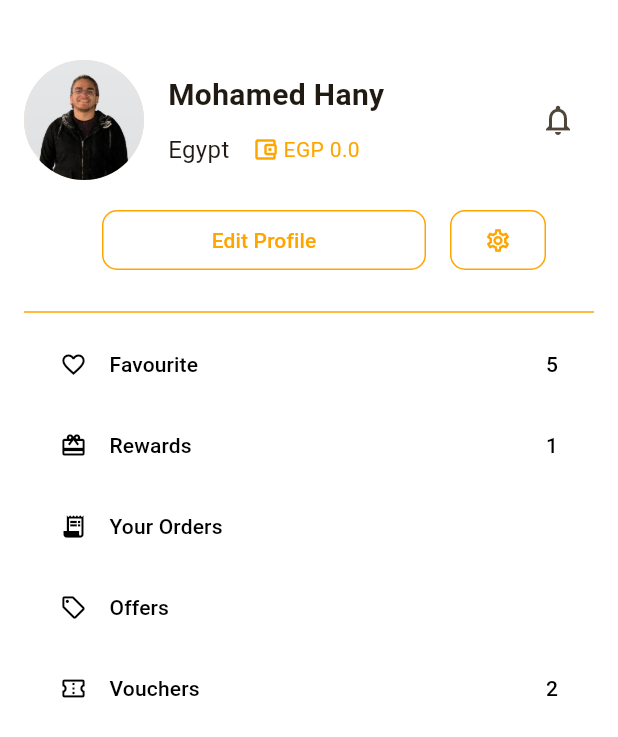
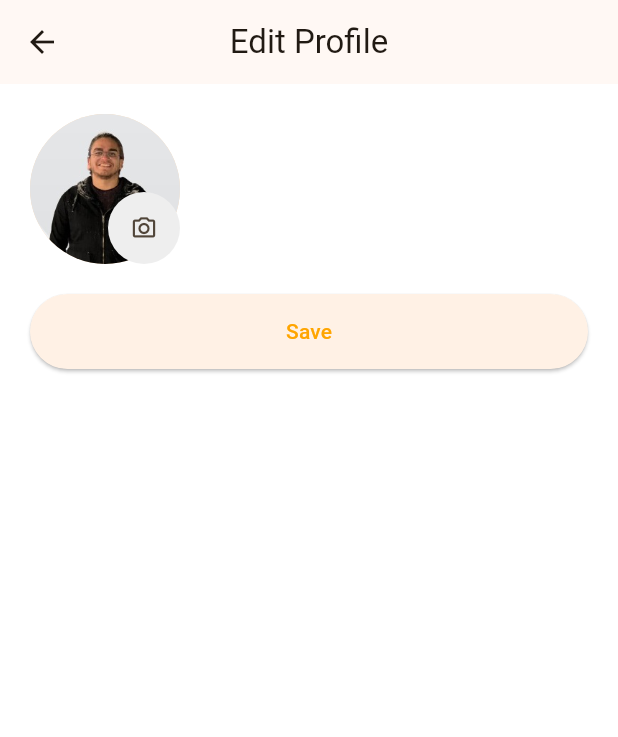
Before and after one commit to foodiesarmenu/foodies-app, a Flutter app: the ProfileScreen screen opened by its route, after a tap on "Edit Profile", on a phone screen of 412 x 824 dp. Shown: the top 737 px of the screen. Run offline on Flutter 3.47's test engine with Material 2 defaults, Android fonts, the phone set to English and light mode, and no system bars.

Commit message:
-settings screen -profile screen -CREATE THE EDIT PROFILE PAGE

```diff
--- a/lib/main.dart
+++ b/lib/main.dart
@@ -1,7 +1,8 @@
 import 'package:flutter/material.dart';
 import 'package:foodies_app/ui/home/home_screen.dart';
 import 'package:foodies_app/ui/profile/ProfileScreen.dart';
-import 'package:foodies_app/ui/settings/SettingsScreen.dart';
+import 'package:foodies_app/ui/profile/editProfile/EditProfileScreen.dart';
+import 'package:foodies_app/ui/profile/settings/SettingsScreen.dart';
 import 'package:foodies_app/ui/signing/login/login_screen.dart';
 import 'package:foodies_app/ui/signing/register/register_screen.dart';
 import 'package:foodies_app/ui/splash/splash_screen.dart';
@@ -27,7 +28,7 @@ class MyApp extends StatelessWidget {
         useMaterial3: true,
         scaffoldBackgroundColor: Color(0xFFFFFFFF),
       ),
-      initialRoute: ProfileScreen.routeName,
+      initialRoute: EditProfileScreen.routeName,
       routes: {
         SplashScreen.routeName: (_) => const SplashScreen(),
         RegisterScreen.routeName: (_) => const RegisterScreen(),
@@ -36,6 +37,7 @@ class MyApp extends StatelessWidget {
         HomeScreen.routeName: (_) => HomeScreen(),
         ProfileScreen.routeName: (_) => ProfileScreen(),
         SettingsScreen.routeName: (_) => SettingsScreen(),
+        EditProfileScreen.routeName: (_) => EditProfileScreen(),
       },
     );
   }
--- a/lib/ui/profile/ProfileScreen.dart
+++ b/lib/ui/profile/ProfileScreen.dart
@@ -1,6 +1,8 @@
 import 'package:flutter/material.dart';
 import 'package:foodies_app/ui/profile/ProfileButton.dart';
-import 'package:foodies_app/ui/settings/SettingsScreen.dart';
+import 'package:foodies_app/ui/profile/settings/SettingsScreen.dart';
+
+import 'editProfile/EditProfileScreen.dart';
 
 class ProfileScreen extends StatelessWidget {
   static const String routeName = 'profile';
@@ -72,12 +74,43 @@ class ProfileScreen extends StatelessWidget {
                       ),
                     ],
                   ),
-                  IconButton(
+                  /*IconButton(
                       icon: Icon(Icons.notifications_none),
                     onPressed: () {
                       Navigator.pushNamed(context, '/notification');
                     },
-                  ),
+                  ),*/
+                  Stack(
+                    children: [
+                      IconButton(
+                        icon: Icon(Icons.notifications_none),
+                        onPressed: () {
+                          Navigator.pushNamed(context, '/notification');
+                        },
+                      ),
+                      Positioned(
+                        bottom: 12, // Place the container at the bottom
+                        right: 12, // Adjust horizontal position from the right
+                        child: Container(
+                          alignment: Alignment.center,
+                          width: 13, // Adjusted width for smaller size
+                          height: 13, // Adjusted height for smaller size
+                          padding: const EdgeInsets.all(1.0), // Adjusted padding for smaller size
+                          decoration: BoxDecoration(
+                            color: Colors.red,
+                            shape: BoxShape.circle,
+                          ),
+                          child: Text(
+                            '0', // Set your actual additional text here
+                            style: const TextStyle(
+                              color: Colors.white,
+                              fontSize: 6, // Adjusted font size for smaller size
+                            ),
+                          ),
+                        ),
+                      ),
+                    ],
+                  )
                 ],
               ),
               //SizedBox(height: 0.0),
@@ -103,7 +136,10 @@ class ProfileScreen extends StatelessWidget {
                       ),
                       side: BorderSide(color: Theme.of(context).primaryColor),
                     ),
-                    onPressed: () => print('Edit Profile clicked'),
+
+                    onPressed: () {
+                      Navigator.pushNamed(context, EditProfileScreen.routeName);
+                    },
                     child: Text(
                       'Edit Profile',
                       style: TextStyle(color: Theme.of(context).primaryColor),
--- /dev/null
+++ b/lib/ui/profile/editProfile/EditProfileScreen.dart
@@ -0,0 +1,67 @@
+import 'package:flutter/material.dart';
+import 'package:foodies_app/ui/profile/ProfileScreen.dart';
+
+class EditProfileScreen extends StatelessWidget {
+  static const String routeName = 'edit-profile';
+  const EditProfileScreen({super.key});
+
+  @override
+  Widget build(BuildContext context) {
+    return Scaffold(
+      appBar: AppBar(
+        title:const Text('Edit Profile'),
+        centerTitle: true, // Center the title for a balanced look
+      ),
+      body: SingleChildScrollView(
+        child: Padding(
+          padding: const EdgeInsets.all(20.0),
+          child: Column(
+            crossAxisAlignment: CrossAxisAlignment.start, // Align content to the left
+            children: [
+              // Profile picture section
+              Stack(
+                //alignment: Alignment.center, // Center the Stack within its parent
+                children: [
+                  const CircleAvatar(
+                    radius: 50.0,
+                    backgroundImage: AssetImage('assets/images/7oda.png'), // Replace with your asset path
+                  ),
+                  Positioned(
+                    bottom: 0.0,
+                    right: 0.0,
+                    child: Container(
+                      decoration: BoxDecoration(
+                        color: Colors.grey[200], // Light grey background
+                        shape: BoxShape.circle,
+                      ),
+                      child: IconButton(
+                        icon: const Icon(Icons.camera_alt_outlined), // Edit icon
+                        onPressed: () {
+                          // Handle image selection or camera functionality
+                        },
+                        iconSize: 18.0,
+                      ),
+                    ),
+                  ),
+                ],
+              ),
+
+              const SizedBox(height: 20.0), // Space between sections
+
+
+              ElevatedButton(
+                onPressed: () {
+                  Navigator.pushNamed(context, ProfileScreen.routeName);
+                },
+                style: ElevatedButton.styleFrom(
+                  minimumSize: const Size(double.infinity, 50.0), // Full-width button
+                ),
+                child:const Text('Save'),
+              ),
+            ],
+          ),
+        ),
+      ),
+    );
+  }
+}
--- a/lib/ui/settings/SettingsScreen.dart
+++ b/lib/ui/profile/settings/SettingsScreen.dart
@@ -1,5 +1,5 @@
 import 'package:flutter/material.dart';
-import 'package:foodies_app/ui/settings/SettingsButton.dart';
+import 'package:foodies_app/ui/profile/settings/SettingsButton.dart';
 
 class SettingsScreen extends StatelessWidget {
   static const String routeName = 'settings';
@@ -9,7 +9,7 @@ class SettingsScreen extends StatelessWidget {
   Widget build(BuildContext context) {
     return Scaffold(
       appBar: AppBar(
-        // title: Text('Settings'),
+         title: Text('Settings'),
       ),
       body: SingleChildScrollView(
         child: Container(
```
Also changed, not shown: lib/ui/profile/settings/SettingsButton.dart (renamed from lib/ui/settings/SettingsButton.dart).
